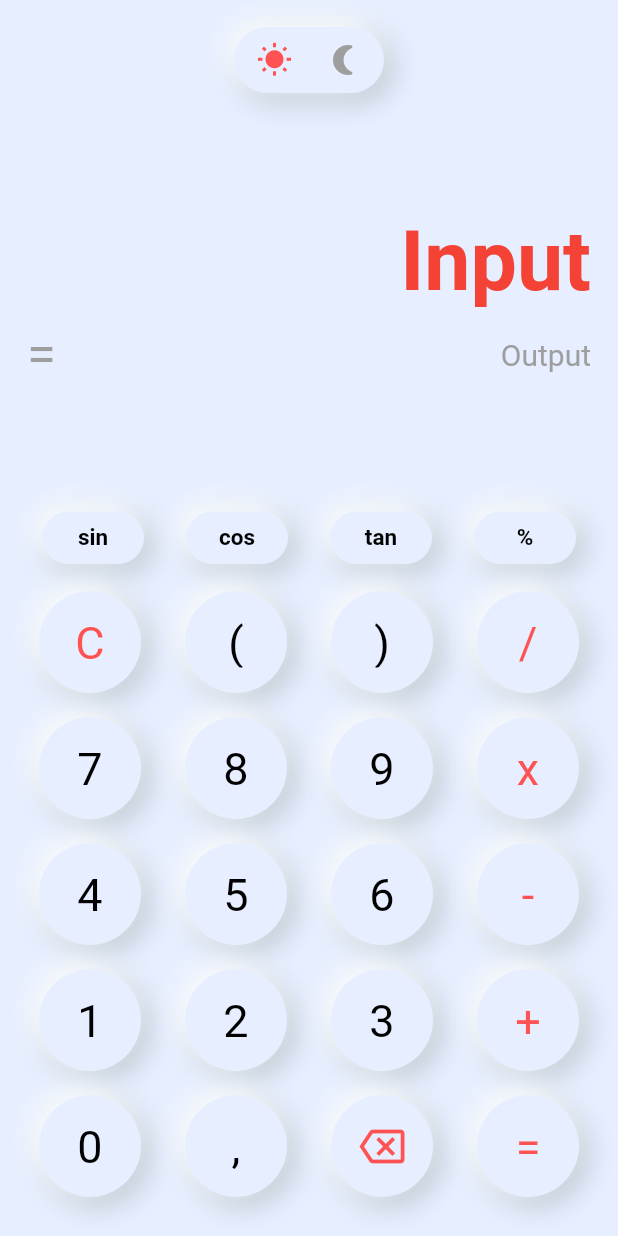
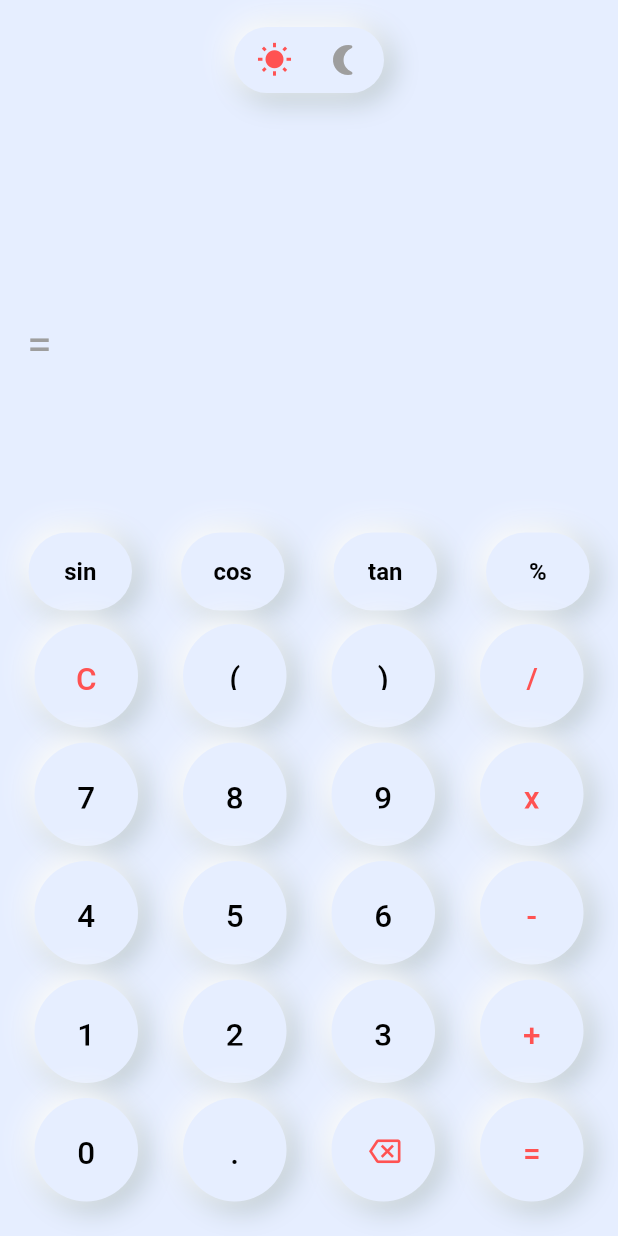
Before and after one commit to IP80808080/Calculator-APP, a Flutter app: the screen it shows after launch, on a phone screen of 412 x 824 dp. Run offline on Flutter 3.47's test engine with Material 2 defaults, Android fonts, the phone set to English and light mode, and no system bars; our stand-ins replace math_expressions.

Commit message:
Wow more than half way done.

```diff
--- a/lib/main.dart
+++ b/lib/main.dart
@@ -1,4 +1,5 @@
 import 'package:flutter/material.dart';
+import 'package:math_expressions/math_expressions.dart';
 
 void main() {
   runApp(MyApp());
@@ -30,13 +31,34 @@ class _CalculatorNeuAppState extends State<CalculatorNeuApp> {
   var input = '';
   var output = '';
   var operation = '';
+
+  onButtonClick(value) {
+    if (value == 'C') {
+      input = '';
+      output = '';
+    } else if (value == Icons.backspace_outlined) {
+      input = input.substring(0, input.length - 1);
+    } else if (value == '=') {
+      var userInput = input;
+      userInput = input.replaceAll('x', "*");
+      Parser p = Parser();
+      Expression expression = p.parse(userInput);
+      ContextModel cm = ContextModel();
+      var finalValue = expression.evaluate(EvaluationType.REAL, cm);
+      output = finalValue.toString();
+    } else {
+      input = input + value;
+    }
+    setState(() {});
+  }
+
   @override
   Widget build(BuildContext context) {
     return Scaffold(
       backgroundColor: darkMode ? colorDark : colorLight,
       body: SafeArea(
         child: Padding(
-          padding: const EdgeInsets.all(18),
+          padding: EdgeInsets.all(18),
           child: Column(
             mainAxisAlignment: MainAxisAlignment.spaceBetween,
             children: [
@@ -51,19 +73,19 @@ class _CalculatorNeuAppState extends State<CalculatorNeuApp> {
                           });
                         },
                         child: _switchMode()),
-                    SizedBox(height: 80),
+                    SizedBox(height: 55),
                     Align(
                       alignment: Alignment.centerRight,
                       child: Text(
-                        'Input',
+                        input,
                         style: TextStyle(
-                            fontSize: 55,
+                            fontSize: 50,
                             fontWeight: FontWeight.bold,
                             color: darkMode ? Colors.white : Colors.red),
                       ),
                     ),
                     SizedBox(
-                      height: 10,
+                      height: 30,
                     ),
                     Row(
                       mainAxisAlignment: MainAxisAlignment.spaceBetween,
@@ -71,13 +93,13 @@ class _CalculatorNeuAppState extends State<CalculatorNeuApp> {
                         Text(
                           '=',
                           style: TextStyle(
-                              fontSize: 35,
+                              fontSize: 30,
                               color: darkMode ? Colors.green : Colors.grey),
                         ),
                         Text(
-                          'Output',
+                          output,
                           style: TextStyle(
-                              fontSize: 20,
+                              fontSize: 40,
                               color: darkMode ? Colors.green : Colors.grey),
                         )
                       ],
@@ -150,7 +172,7 @@ class _CalculatorNeuAppState extends State<CalculatorNeuApp> {
                     mainAxisAlignment: MainAxisAlignment.spaceBetween,
                     children: [
                       _buttonRounded(title: '0'),
-                      _buttonRounded(title: ','),
+                      _buttonRounded(title: '.'),
                       _buttonRounded(
                           icon: Icons.backspace_outlined,
                           iconColor:
@@ -176,14 +198,16 @@ class _CalculatorNeuAppState extends State<CalculatorNeuApp> {
       Color? iconColor,
       Color? textColor}) {
     return Padding(
-      padding: const EdgeInsets.all(8),
+      padding: const EdgeInsets.all(5),
       child: NeuContainer(
         darkMode: darkMode,
         borderRadius: BorderRadius.circular(40),
         padding: EdgeInsets.all(padding),
         child: Container(
-          width: padding * 2,
-          height: padding * 2,
+          width: 35,
+          height: 35,
+          child: TextButton(
+            onPressed: () => onButtonClick(title),
             child: Center(
                 child: title != null
                     ? Text(
@@ -194,13 +218,14 @@ class _CalculatorNeuAppState extends State<CalculatorNeuApp> {
                                 : darkMode
                                     ? Colors.white
                                     : Colors.black,
-                          fontSize: 30),
+                            fontSize: 21),
                       )
                     : Icon(
                         icon,
                         color: iconColor,
-                      size: 30,
+                        size: 21,
                       )),
+          ),
         ),
       ),
     );
@@ -208,21 +233,30 @@ class _CalculatorNeuAppState extends State<CalculatorNeuApp> {
 
   Widget _buttonOval({String? title, double padding = 17}) {
     return Padding(
-      padding: const EdgeInsets.all(10),
+      padding: const EdgeInsets.symmetric(horizontal: 1, vertical: 4),
       child: NeuContainer(
         darkMode: darkMode,
         borderRadius: BorderRadius.circular(50),
-        padding:
-            EdgeInsets.symmetric(horizontal: padding, vertical: padding / 2),
+        padding: EdgeInsets.symmetric(horizontal: 17, vertical: padding / 2),
+        child: Expanded(
           child: Container(
-          width: padding * 2,
-          child: Center(
+            width: 35,
+            height: 35,
+            child: TextButton(
+              onPressed: () => onButtonClick(title),
               child: Text(
                 '$title',
                 style: TextStyle(
                     color: darkMode ? Colors.white : Colors.black,
-                  fontSize: 15,
+                    fontSize: 16,
                     fontWeight: FontWeight.bold),
+              ),
+              style: ButtonStyle(
+                  minimumSize: MaterialStateProperty.all(
+                    Size(0, 35),
+                  ),
+                  padding: MaterialStateProperty.all(
+                      const EdgeInsets.symmetric(horizontal: 4, vertical: 0))),
             ),
           ),
         ),
--- a/pubspec.yaml
+++ b/pubspec.yaml
@@ -35,6 +35,7 @@ dependencies:
   # The following adds the Cupertino Icons font to your application.
   # Use with the CupertinoIcons class for iOS style icons.
   cupertino_icons: ^1.0.2
+  math_expressions: ^2.4.0
 
 dev_dependencies:
   flutter_test:
```
Also changed, not shown: pubspec.lock. Lines whose indentation alone changed are shown as unchanged.
